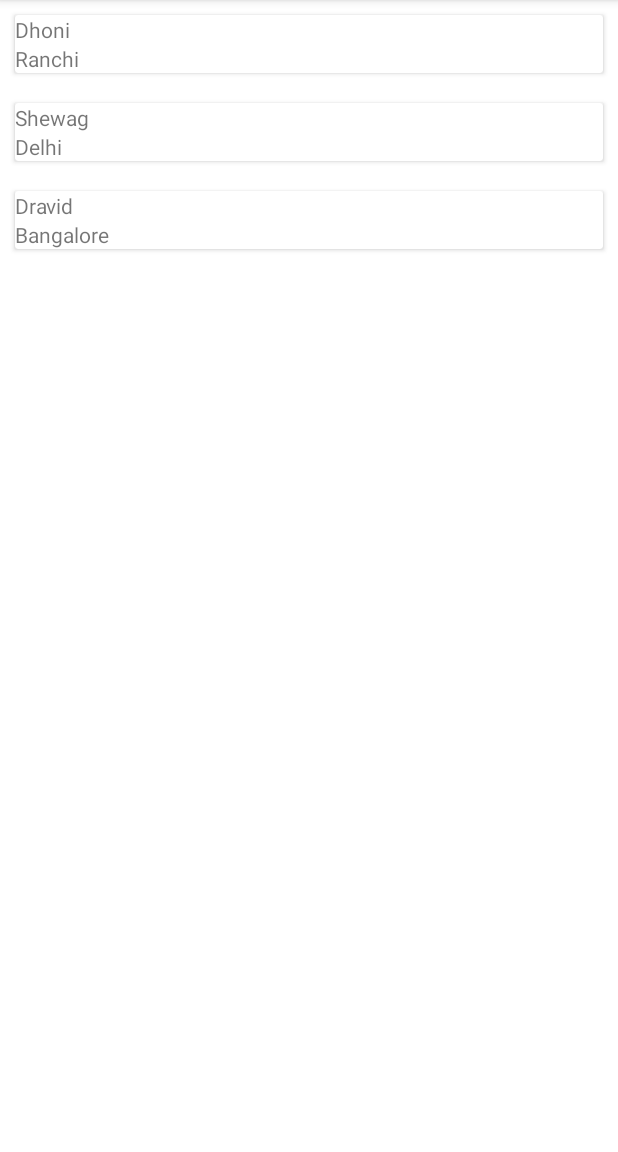
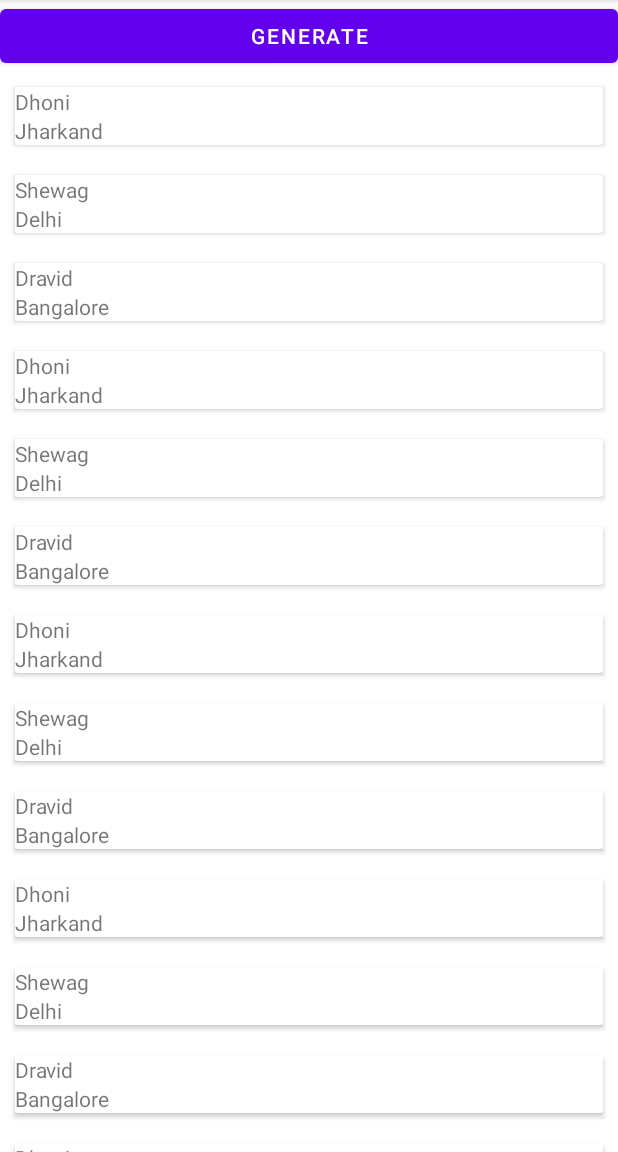
Before and after one commit to ManjuAppDeveloper/FileAccessDemo, an Android app: the screen it shows after launch (ArchActivity), on a phone screen of 412 x 824 dp, the part 84-1236 px from its top. Run offline under Robolectric (Android 15) with nearby library versions, the phone set to English and light mode, and no system bars.

```diff
--- a/app/src/main/AndroidManifest.xml
+++ b/app/src/main/AndroidManifest.xml
@@ -5,6 +5,9 @@
     <uses-permission android:name="android.permission.CAMERA" />
     <uses-permission android:name="android.permission.VIBRATE" />
     <uses-permission android:name="android.permission.ACCESS_NETWORK_STATE" />
+    <uses-permission android:name="android.permission.WRITE_EXTERNAL_STORAGE" />
+    <uses-permission android:name="android.permission.MANAGE_EXTERNAL_STORAGE" />
+
 
     <application
         android:allowBackup="true"
--- a/app/src/main/java/com/example/fileaccessdemo/arch/ArchActivity.java
+++ b/app/src/main/java/com/example/fileaccessdemo/arch/ArchActivity.java
@@ -6,25 +6,175 @@ import androidx.recyclerview.widget.LinearLayoutManager;
 import androidx.recyclerview.widget.RecyclerView;
 
 import android.annotation.SuppressLint;
+import android.content.Intent;
+import android.graphics.Canvas;
+import android.graphics.Color;
+import android.graphics.Paint;
+import android.graphics.pdf.PdfDocument;
+import android.net.Uri;
+import android.os.Build;
 import android.os.Bundle;
+import android.os.Environment;
+import android.provider.Settings;
+import android.view.View;
+import android.widget.Button;
+import android.widget.Toast;
 
 import com.example.fileaccessdemo.R;
 
+import java.io.File;
+import java.io.FileOutputStream;
+import java.io.IOException;
 import java.util.ArrayList;
+import java.util.List;
+
 public class ArchActivity extends AppCompatActivity {
     private ItemViewModel itemViewModel;
     private RecyclerView recyclerView;
     private ItemAdapter itemAdapter;
+    private Button generatePdfButton;
     @SuppressLint("MissingInflatedId")
     @Override
     protected void onCreate(Bundle savedInstanceState) {
         super.onCreate(savedInstanceState);
         setContentView(R.layout.activity_arch);
         recyclerView = findViewById(R.id.recyclerView);
+        generatePdfButton = findViewById(R.id.generatePdfButton);
         recyclerView.setLayoutManager(new LinearLayoutManager(this));
         itemAdapter = new ItemAdapter(new ArrayList<>());
         recyclerView.setAdapter(itemAdapter);
         itemViewModel = new ViewModelProvider(this).get(ItemViewModel.class);
         itemViewModel.getItemsLiveData().observe(this, items -> itemAdapter.setItemsList(items));
+
+        generatePdfButton.setOnClickListener(new View.OnClickListener() {
+            @Override
+            public void onClick(View v) {
+                generatePdf();
+            }
+        });
     }
+
+  /*  private void generatePdf() {
+        PdfDocument pdfDocument = new PdfDocument();
+        int pageCount = itemAdapter.getItemCount();
+        int itemsPerPage = 20; // Number of items to display per page
+        int pageNumber = 1;
+
+        if (Build.VERSION.SDK_INT >= Build.VERSION_CODES.R && !Environment.isExternalStorageManager()) {
+            Intent intent = new Intent(Settings.ACTION_MANAGE_APP_ALL_FILES_ACCESS_PERMISSION);
+            Uri uri = Uri.fromParts("package", getPackageName(), null);
+            intent.setData(uri);
+            startActivity(intent);
+            return;
+        }
+        for (int start = 0; start < pageCount; start += itemsPerPage) {
+            int end = Math.min(start + itemsPerPage, pageCount);
+
+            PdfDocument.PageInfo pageInfo = new PdfDocument.PageInfo.Builder(595, 842, pageNumber).create();
+            PdfDocument.Page page = pdfDocument.startPage(pageInfo);
+
+            Canvas canvas = page.getCanvas();
+            Paint paint = new Paint();
+
+            canvas.drawColor(Color.WHITE); // Set background color
+            paint.setColor(Color.BLACK);
+            paint.setTextSize(12);
+
+            int y = 50;
+            List<Item> items = itemAdapter.getItems().subList(start, end);
+            for (Item item : items) {
+                canvas.drawText(item.getName(), 50, y, paint);
+                y += 30;
+            }
+
+            pdfDocument.finishPage(page);
+            pageNumber++;
+        }
+
+        File pdfFile = new File(Environment.getExternalStorageDirectory(), "RecyclerView.pdf");
+
+        try {
+            pdfDocument.writeTo(new FileOutputStream(pdfFile));
+            Toast.makeText(this, "PDF saved to " + pdfFile.getAbsolutePath(), Toast.LENGTH_SHORT).show();
+        } catch (IOException e) {
+            e.printStackTrace();
+            Toast.makeText(this, "Error generating PDF", Toast.LENGTH_SHORT).show();
+        }
+
+        pdfDocument.close();
+    }*/
+  private void generatePdf() {
+      PdfDocument pdfDocument = new PdfDocument();
+      int pageCount = itemAdapter.getItemCount();
+      int pageNumber = 1;
+
+      if (Build.VERSION.SDK_INT >= Build.VERSION_CODES.R && !Environment.isExternalStorageManager()) {
+          Intent intent = new Intent(Settings.ACTION_MANAGE_APP_ALL_FILES_ACCESS_PERMISSION);
+          Uri uri = Uri.fromParts("package", getPackageName(), null);
+          intent.setData(uri);
+          startActivity(intent);
+          return;
+      }
+
+      PdfDocument.PageInfo pageInfo = new PdfDocument.PageInfo.Builder(595, 842, pageNumber).create();
+      PdfDocument.Page page = pdfDocument.startPage(pageInfo);
+
+      Canvas canvas = page.getCanvas();
+      Paint paint = new Paint();
+      paint.setColor(Color.BLACK);
+      paint.setTextSize(12);
+
+      int y = 50;
+      int itemsPerPage = calculateItemsPerPage(pageInfo);
+      int start = 0;
+      int end = Math.min(start + itemsPerPage, pageCount);
+
+      while (start < pageCount) {
+          List<Item> items = itemAdapter.getItems().subList(start, end);
+          for (Item item : items) {
+              String name = item.getName();
+              String place = item.getPlace();
+              canvas.drawText(name, 50, y, paint);
+              y += 30; // Move to the next line
+              canvas.drawText(place, 50, y, paint);
+              y += 30; // Move to the next line
+          }
+          pdfDocument.finishPage(page);
+          pageNumber++;
+          if (end == pageCount) {
+              break;
+          }
+
+          pageInfo = new PdfDocument.PageInfo.Builder(595, 842, pageNumber).create();
+          page = pdfDocument.startPage(pageInfo);
+          canvas = page.getCanvas();
+          y = 50;
+          start = end;
+          end = Math.min(start + itemsPerPage, pageCount);
+      }
+
+      File pdfFile = new File(Environment.getExternalStorageDirectory(), "RecyclerView.pdf");
+
+      try {
+          pdfDocument.writeTo(new FileOutputStream(pdfFile));
+          Toast.makeText(this, "PDF saved to " + pdfFile.getAbsolutePath(), Toast.LENGTH_SHORT).show();
+      } catch (IOException e) {
+          e.printStackTrace();
+          Toast.makeText(this, "Error generating PDF", Toast.LENGTH_SHORT).show();
+      }
+
+      pdfDocument.close();
+  }
+  private int calculateItemsPerPage(PdfDocument.PageInfo pageInfo) {
+        int pageHeight = pageInfo.getPageHeight();
+        int availableHeight = pageHeight - 100; // Subtracting a margin
+
+        // Calculate the number of items that can fit in the available space
+        int itemHeight = 30; // Adjust this value based on your item layout
+        int itemsPerPage = availableHeight / itemHeight;
+
+        return itemsPerPage;
+    }
+
+
 }
--- a/app/src/main/java/com/example/fileaccessdemo/arch/ItemAdapter.java
+++ b/app/src/main/java/com/example/fileaccessdemo/arch/ItemAdapter.java
@@ -20,6 +20,9 @@ public class ItemAdapter extends RecyclerView.Adapter<ItemAdapter.ViewHolder> {
     public void setItemsList(List<Item> itemsList) {
         this.itemsList = itemsList;
         notifyDataSetChanged();
+    }
+    public List<Item> getItems() {
+        return itemsList;
     }
     @NonNull
     @Override
--- a/app/src/main/java/com/example/fileaccessdemo/arch/ItemViewModel.java
+++ b/app/src/main/java/com/example/fileaccessdemo/arch/ItemViewModel.java
@@ -12,14 +12,85 @@ public class ItemViewModel extends ViewModel {
     public LiveData<List<Item>> getItemsLiveData() {
         if (itemsLiveData == null) {
             itemsLiveData = new MutableLiveData<>();
-            loadItems(); // Fetch your data here and update the LiveData
+            loadItems();
         }
         return itemsLiveData;
     }
     private void loadItems() {
-        // Simulate data loading
         List<Item> items = new ArrayList<>();
-        items.add(new Item("Dhoni","Ranchi"));
+        items.add(new Item("Dhoni","Jharkand"));
+        items.add(new Item("Shewag","Delhi"));
+        items.add(new Item("Dravid","Bangalore"));
+        items.add(new Item("Dhoni","Jharkand"));
+        items.add(new Item("Shewag","Delhi"));
+        items.add(new Item("Dravid","Bangalore"));
+        items.add(new Item("Dhoni","Jharkand"));
+        items.add(new Item("Shewag","Delhi"));
+        items.add(new Item("Dravid","Bangalore"));
+        items.add(new Item("Dhoni","Jharkand"));
+        items.add(new Item("Shewag","Delhi"));
+        items.add(new Item("Dravid","Bangalore"));
+        items.add(new Item("Dhoni","Jharkand"));
+        items.add(new Item("Shewag","Delhi"));
+        items.add(new Item("Dravid","Bangalore"));
+        items.add(new Item("Dhoni","Jharkand"));
+        items.add(new Item("Shewag","Delhi"));
+        items.add(new Item("Dravid","Bangalore"));
+        items.add(new Item("Dhoni","Jharkand"));
+        items.add(new Item("Shewag","Delhi"));
+        items.add(new Item("Dravid","Bangalore"));
+        items.add(new Item("Dhoni","Jharkand"));
+        items.add(new Item("Shewag","Delhi"));
+        items.add(new Item("Dravid","Bangalore"));
+        items.add(new Item("Dhoni","Jharkand"));
+        items.add(new Item("Shewag","Delhi"));
+        items.add(new Item("Dravid","Bangalore"));
+        items.add(new Item("Dhoni","Jharkand"));
+        items.add(new Item("Shewag","Delhi"));
+        items.add(new Item("Dravid","Bangalore"));
+        items.add(new Item("Dhoni","Jharkand"));
+        items.add(new Item("Shewag","Delhi"));
+        items.add(new Item("Dravid","Bangalore"));
+        items.add(new Item("Dhoni","Jharkand"));
+        items.add(new Item("Shewag","Delhi"));
+        items.add(new Item("Dravid","Bangalore"));
+        items.add(new Item("Dhoni","Jharkand"));
+        items.add(new Item("Shewag","Delhi"));
+        items.add(new Item("Dravid","Bangalore"));
+        items.add(new Item("Dhoni","Jharkand"));
+        items.add(new Item("Shewag","Delhi"));
+        items.add(new Item("Dravid","Bangalore"));
+        items.add(new Item("Dhoni","Jharkand"));
+        items.add(new Item("Shewag","Delhi"));
+        items.add(new Item("Dravid","Bangalore"));
+        items.add(new Item("Dhoni","Jharkand"));
+        items.add(new Item("Shewag","Delhi"));
+        items.add(new Item("Dravid","Bangalore"));
+        items.add(new Item("Dhoni","Jharkand"));
+        items.add(new Item("Shewag","Delhi"));
+        items.add(new Item("Dravid","Bangalore"));
+        items.add(new Item("Dhoni","Jharkand"));
+        items.add(new Item("Shewag","Delhi"));
+        items.add(new Item("Dravid","Bangalore"));
+        items.add(new Item("Dhoni","Jharkand"));
+        items.add(new Item("Shewag","Delhi"));
+        items.add(new Item("Dravid","Bangalore"));
+        items.add(new Item("Dhoni","Jharkand"));
+        items.add(new Item("Shewag","Delhi"));
+        items.add(new Item("Dravid","Bangalore"));
+        items.add(new Item("Dhoni","Jharkand"));
+        items.add(new Item("Shewag","Delhi"));
+        items.add(new Item("Dravid","Bangalore"));
+        items.add(new Item("Dhoni","Jharkand"));
+        items.add(new Item("Shewag","Delhi"));
+        items.add(new Item("Dravid","Bangalore"));
+        items.add(new Item("Dhoni","Jharkand"));
+        items.add(new Item("Shewag","Delhi"));
+        items.add(new Item("Dravid","Bangalore"));
+        items.add(new Item("Dhoni","Jharkand"));
+        items.add(new Item("Shewag","Delhi"));
+        items.add(new Item("Dravid","Bangalore"));
+        items.add(new Item("Dhoni","Jharkand"));
         items.add(new Item("Shewag","Delhi"));
         items.add(new Item("Dravid","Bangalore"));
         itemsLiveData.setValue(items);
--- a/app/src/main/java/com/example/fileaccessdemo/camera/LivenessActivity.java
+++ b/app/src/main/java/com/example/fileaccessdemo/camera/LivenessActivity.java
@@ -76,10 +76,7 @@ public class LivenessActivity extends AppCompatActivity implements SurfaceHolder
     }
 
     private void startIrisDetection() {
-
     }
-
-
     private void capturePhoto() {
         camera.takePicture(null, null, new Camera.PictureCallback() {
             @Override
--- a/app/src/main/res/layout/activity_arch.xml
+++ b/app/src/main/res/layout/activity_arch.xml
@@ -4,7 +4,11 @@
     android:layout_height="match_parent"
     android:orientation="vertical"
     tools:context=".arch.ArchActivity">
-
+  <Button
+      android:id="@+id/generatePdfButton"
+      android:text="generate"
+      android:layout_width="match_parent"
+      android:layout_height="wrap_content"/>
   <androidx.recyclerview.widget.RecyclerView
       android:id="@+id/recyclerView"
       android:layout_width="match_parent"
```
